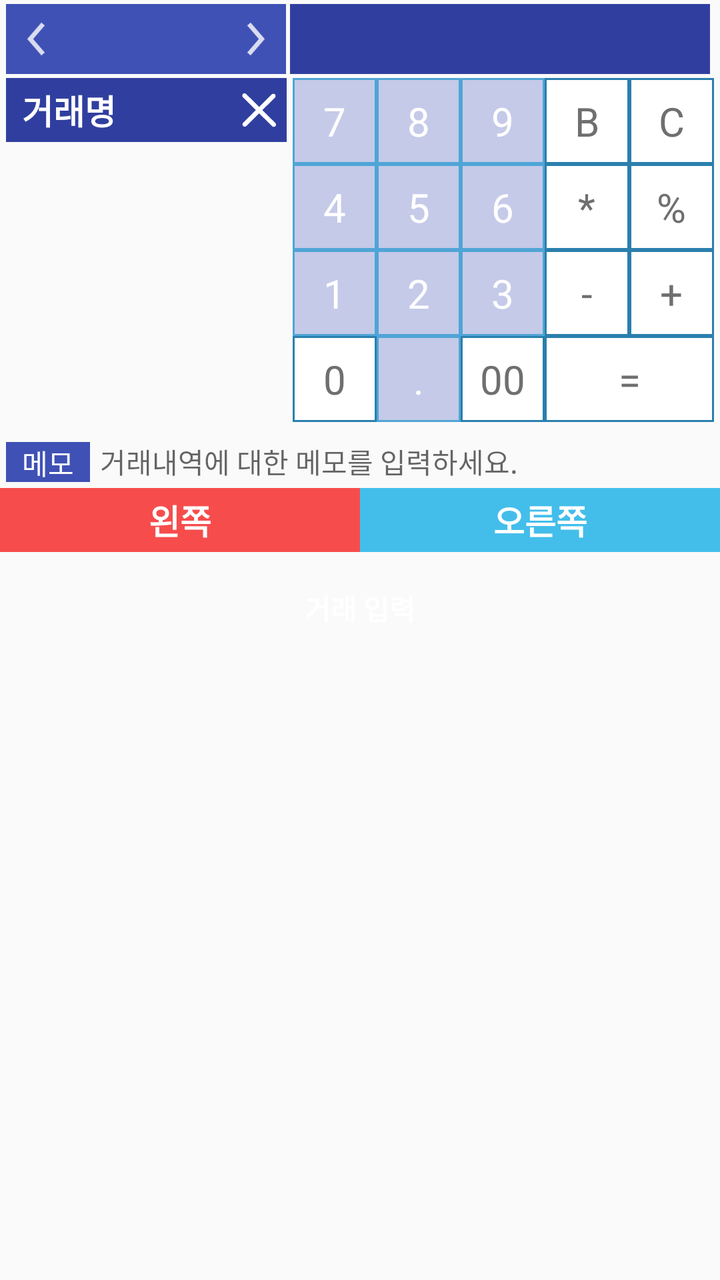
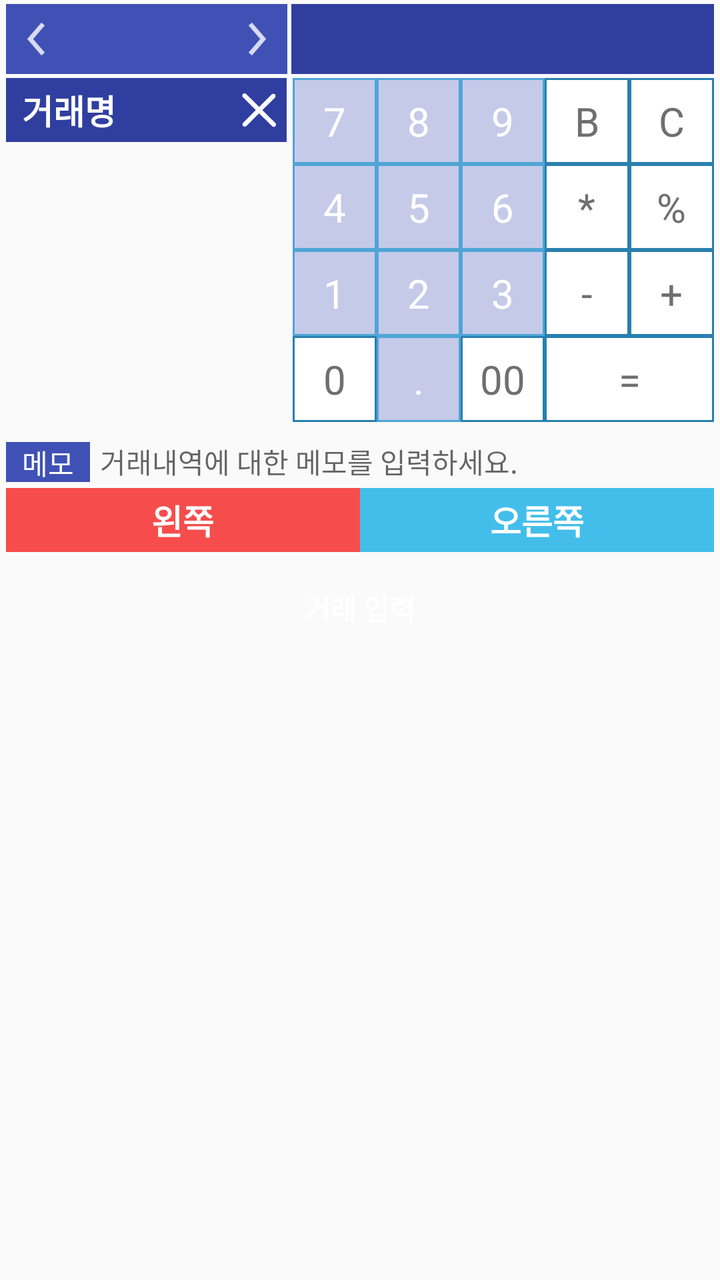

Screens rendered from an Android XML layout before and after an edit, with the pre-edit source and the edit as a unified diff.
<!-- AndroidManifest.xml: application theme AppTheme -->
<!-- res/layout/fragment_transaction_insert_tab.xml -->
<?xml version="1.0" encoding="utf-8"?>
<RelativeLayout xmlns:android="http://schemas.android.com/apk/res/android"
    android:layout_width="match_parent"
    android:layout_height="match_parent"
    android:focusable="true"
    android:focusableInTouchMode="true">

    <LinearLayout
        android:layout_width="match_parent"
        android:layout_height="wrap_content"
        android:layout_marginLeft="3dp"
        android:layout_marginRight="3dp"
        android:id="@+id/insert_up_window"
        android:layout_marginBottom="1dp"
        android:orientation="vertical" >

        <LinearLayout
            android:layout_width="match_parent"
            android:layout_height="35dp"
            android:layout_marginTop="2dp"
            android:orientation="horizontal"
            android:weightSum="1" >

            <RelativeLayout
                android:layout_width="0dp"
                android:layout_height="match_parent"
                android:layout_gravity="center"
                android:layout_weight="0.4"
                android:background="@color/colorPrimary"
                android:gravity="center" >

                <ImageView
                    android:id="@+id/insert_yesterday"
                    android:layout_width="30dp"
                    android:layout_height="match_parent"
                    android:layout_alignParentStart="true"
                    android:layout_centerVertical="true"
                    android:layout_gravity="center"
                    android:contentDescription="@string/na"
                    android:gravity="center"
                    android:paddingBottom="5dp"
                    android:paddingTop="5dp"
                    android:src="@drawable/ic_action_previous_item" />

                <ImageView
                    android:id="@+id/insert_tomorrow"
                    android:layout_width="30dp"
                    android:layout_height="match_parent"
                    android:layout_alignParentEnd="true"
                    android:layout_centerVertical="true"
                    android:layout_gravity="center"
                    android:contentDescription="@string/na"
                    android:gravity="center"
                    android:paddingBottom="5dp"
                    android:paddingTop="5dp"
                    android:src="@drawable/ic_action_next_item" />

                <TextView
                    android:id="@+id/insert_date"
                    android:layout_width="match_parent"
                    android:layout_height="match_parent"
                    android:layout_toStartOf="@id/insert_tomorrow"
                    android:layout_toEndOf="@id/insert_yesterday"
                    android:layout_gravity="center"
                    android:gravity="center"
                    android:textColor="@color/text_white"
                    android:textSize="15sp" />
            </RelativeLayout>

            <TextView
                android:id="@+id/insert_amount"
                android:layout_width="0dp"
                android:layout_height="match_parent"
                android:layout_gravity="end|center_vertical"
                android:layout_marginLeft="2dp"
                android:layout_marginRight="2dp"
                android:layout_weight="0.6"
                android:background="@color/colorPrimaryDark"
                android:gravity="end|center_vertical"
                android:lines="1"
                android:paddingStart="8dp"
                android:paddingRight="8dp"
                android:textColor="@color/text_white"
                android:textScaleX="0.9"
                android:textSize="23sp"
                android:textStyle="bold" />
        </LinearLayout>

        <LinearLayout
            android:layout_width="match_parent"
            android:layout_height="wrap_content"
            android:layout_marginTop="2dp"
            android:baselineAligned="false"
            android:orientation="horizontal"
            android:weightSum="1" >

            <LinearLayout
                android:layout_width="0dp"
                android:layout_height="wrap_content"
                android:layout_weight="0.4"
                android:orientation="vertical" >

                <FrameLayout
                    android:layout_width="fill_parent"
                    android:layout_height="wrap_content"
                    android:layout_gravity="center" >

                    <EditText
                        android:id="@+id/insert_entry_title"
                        android:layout_width="fill_parent"
                        android:layout_height="32dp"
                        android:layout_gravity="start|center_vertical"
                        android:background="@color/colorPrimaryDark"
                        android:gravity="start|center_vertical"
                        android:hint="@string/insert_item_title"
                        android:inputType="text"
                        android:paddingStart="8dp"
                        android:paddingEnd="8dp"
                        android:textColor="@color/text_light_blue"
                        android:textColorHint="@color/text_white"
                        android:textSize="17sp"
                        android:textStyle="bold" />

                    <ImageView
                        android:id="@+id/insert_title_clear"
                        android:layout_height="28dp"
                        android:layout_gravity="end|center_vertical"
                        android:contentDescription="@string/na"
                        android:src="@drawable/close"
                        android:layout_width="28dp"/>
                </FrameLayout>

                <ListView
                    android:id="@+id/insert_frequent_items"
                    android:layout_width="fill_parent"
                    android:layout_height="150dp"/>
            </LinearLayout>

            <LinearLayout
                android:layout_width="0dp"
                android:layout_height="wrap_content"
                android:layout_marginLeft="3dp"
                android:layout_weight="0.6"
                android:orientation="vertical" >

                <TableLayout
                    android:layout_width="match_parent"
                    android:layout_height="match_parent"
                    android:layout_gravity="center"
                    android:gravity="center"
                    android:stretchColumns="1" >

                    <TableRow>

                        <TextView
                            android:id="@+id/insert_pad_7"
                            android:layout_width="0dp"
                            android:layout_height="@dimen/calc_btn_height"
                            android:layout_gravity="center"
                            android:layout_weight="1"
                            android:background="@drawable/button_dark"
                            android:gravity="center"
                            android:text="@string/pad_7"
                            android:textColor="@color/calc_number_btn"
                            android:textSize="20sp" />

                        <TextView
                            android:id="@+id/insert_pad_8"
                            android:layout_width="0dp"
                            android:layout_height="@dimen/calc_btn_height"
                            android:layout_gravity="center"
                            android:layout_weight="1"
                            android:background="@drawable/button_dark"
                            android:gravity="center"
                            android:text="@string/pad_8"
                            android:textColor="@color/calc_number_btn"
                            android:textSize="20sp" />

                        <TextView
                            android:id="@+id/insert_pad_9"
                            android:layout_width="0dp"
                            android:layout_height="@dimen/calc_btn_height"
                            android:layout_gravity="center"
                            android:layout_weight="1"
                            android:background="@drawable/button_dark"
                            android:gravity="center"
                            android:text="@string/pad_9"
                            android:textColor="@color/calc_number_btn"
                            android:textSize="20sp" />

                        <TextView
                            android:id="@+id/insert_pad_back"
                            android:layout_width="0dp"
                            android:layout_height="@dimen/calc_btn_height"
                            android:layout_gravity="center"
                            android:layout_weight="1"
                            android:background="@drawable/button_white"
                            android:gravity="center"
                            android:text="@string/pad_back"
                            android:textColor="@color/calc_func_btn"
                            android:textSize="20sp" />

                        <TextView
                            android:id="@+id/insert_pad_clear"
                            android:layout_width="0dp"
                            android:layout_height="@dimen/calc_btn_height"
                            android:layout_gravity="center"
                            android:layout_weight="1"
                            android:background="@drawable/button_white"
                            android:gravity="center"
                            android:text="@string/pad_clear"
                            android:textColor="@color/calc_func_btn"
                            android:textSize="20sp" />
                    </TableRow>

                    <TableRow>

                        <TextView
                            android:id="@+id/insert_pad_4"
                            android:layout_width="0dp"
                            android:layout_height="@dimen/calc_btn_height"
                            android:layout_gravity="center"
                            android:layout_weight="1"
                            android:background="@drawable/button_dark"
                            android:gravity="center"
                            android:text="@string/pad_4"
                            android:textColor="@color/calc_number_btn"
                            android:textSize="20sp" />

                        <TextView
                            android:id="@+id/insert_pad_5"
                            android:layout_width="0dp"
                            android:layout_height="@dimen/calc_btn_height"
                            android:layout_gravity="center"
                            android:layout_weight="1"
                            android:background="@drawable/button_dark"
                            android:gravity="center"
                            android:text="@string/pad_5"
                            android:textColor="@color/calc_number_btn"
                            android:textSize="20sp" />

                        <TextView
                            android:id="@+id/insert_pad_6"
                            android:layout_width="0dp"
                            android:layout_height="@dimen/calc_btn_height"
                            android:layout_gravity="center"
                            android:layout_weight="1"
                            android:background="@drawable/button_dark"
                            android:gravity="center"
                            android:text="@string/pad_6"
                            android:textColor="@color/calc_number_btn"
                            android:textSize="20sp" />

                        <TextView
                            android:id="@+id/insert_pad_multiply"
                            android:layout_width="0dp"
                            android:layout_height="@dimen/calc_btn_height"
                            android:layout_gravity="center"
                            android:layout_weight="1"
                            android:background="@drawable/button_white"
                            android:gravity="center"
                            android:text="@string/pad_multiply"
                            android:textColor="@color/calc_func_btn"
                            android:textSize="20sp" />

                        <TextView
                            android:id="@+id/insert_pad_divide"
                            android:layout_width="0dp"
                            android:layout_height="@dimen/calc_btn_height"
                            android:layout_gravity="center"
                            android:layout_weight="1"
                            android:background="@drawable/button_white"
                            android:gravity="center"
                            android:text="@string/pad_divide"
                            android:textColor="@color/calc_func_btn"
                            android:textSize="20sp" />
                    </TableRow>

                    <TableRow>

                        <TextView
                            android:id="@+id/insert_pad_1"
                            android:layout_width="0dp"
                            android:layout_height="@dimen/calc_btn_height"
                            android:layout_gravity="center"
                            android:layout_weight="1"
                            android:background="@drawable/button_dark"
                            android:gravity="center"
                            android:text="@string/pad_1"
                            android:textColor="@color/calc_number_btn"
                            android:textSize="20sp" />

                        <TextView
                            android:id="@+id/insert_pad_2"
                            android:layout_width="0dp"
                            android:layout_height="@dimen/calc_btn_height"
                            android:layout_gravity="center"
                            android:layout_weight="1"
                            android:background="@drawable/button_dark"
                            android:gravity="center"
                            android:text="@string/pad_2"
                            android:textColor="@color/calc_number_btn"
                            android:textSize="20sp" />

                        <TextView
                            android:id="@+id/insert_pad_3"
                            android:layout_width="0dp"
                            android:layout_height="@dimen/calc_btn_height"
                            android:layout_gravity="center"
                            android:layout_weight="1"
                            android:background="@drawable/button_dark"
                            android:gravity="center"
                            android:text="@string/pad_3"
                            android:textColor="@color/calc_number_btn"
                            android:textSize="20sp" />

                        <TextView
                            android:id="@+id/insert_pad_minus"
                            android:layout_width="0dp"
                            android:layout_height="@dimen/calc_btn_height"
                            android:layout_gravity="center"
                            android:layout_weight="1"
                            android:background="@drawable/button_white"
                            android:gravity="center"
                            android:text="@string/pad_minus"
                            android:textColor="@color/calc_func_btn"
                            android:textSize="20sp" />

                        <TextView
                            android:id="@+id/insert_pad_plus"
                            android:layout_width="0dp"
                            android:layout_height="@dimen/calc_btn_height"
                            android:layout_gravity="center"
                            android:layout_weight="1"
                            android:background="@drawable/button_white"
                            android:gravity="center"
                            android:text="@string/pad_plus"
                            android:textColor="@color/calc_func_btn"
                            android:textSize="20sp" />
                    </TableRow>

                    <TableRow>

                        <TextView
                            android:id="@+id/insert_pad_10"
                            android:layout_width="0dp"
                            android:layout_height="@dimen/calc_btn_height"
                            android:layout_gravity="center"
                            android:layout_weight="1"
                            android:background="@drawable/button_white"
                            android:gravity="center"
                            android:text="@string/pad_10"
                            android:textColor="@color/calc_func_btn"
                            android:textSize="20sp" />

                        <TextView
                            android:id="@+id/insert_pad_point"
                            android:layout_width="0dp"
                            android:layout_height="@dimen/calc_btn_height"
                            android:layout_gravity="center"
                            android:layout_weight="1"
                            android:background="@drawable/button_dark"
                            android:gravity="center"
                            android:text="@string/pad_point"
                            android:textColor="@color/calc_number_btn"
                            android:textSize="20sp" />

                        <TextView
                            android:id="@+id/insert_pad_100"
                            android:layout_width="0dp"
                            android:layout_height="@dimen/calc_btn_height"
                            android:layout_gravity="center"
                            android:layout_weight="1"
                            android:background="@drawable/button_white"
                            android:gravity="center"
                            android:text="@string/pad_100"
                            android:textColor="@color/calc_func_btn"
                            android:textSize="20sp" />

                        <TextView
                            android:id="@+id/insert_pad_eq"
                            android:layout_width="0dp"
                            android:layout_height="@dimen/calc_btn_height"
                            android:layout_gravity="center"
                            android:layout_span="1"
                            android:layout_weight="2"
                            android:background="@drawable/button_white"
                            android:gravity="center"
                            android:text="@string/pad_eq"
                            android:textColor="@color/calc_func_btn"
                            android:textSize="20sp" />
                    </TableRow>
                </TableLayout>
            </LinearLayout>
        </LinearLayout>

        <LinearLayout
            android:id="@+id/insert_memo_window"
            android:layout_width="match_parent"
            android:layout_height="20dp"
            android:orientation="horizontal">

            <TextView
                android:layout_width="wrap_content"
                android:layout_height="match_parent"
                android:layout_gravity="center"
                android:background="@color/colorPrimary"
                android:gravity="center"
                android:paddingStart="8dp"
                android:paddingRight="8dp"
                android:text="@string/title_memo"
                android:textColor="@color/text_white"
                android:textSize="14sp" />

            <EditText
                android:id="@+id/insert_memo"
                android:layout_width="fill_parent"
                android:layout_height="match_parent"
                android:layout_gravity="bottom"
                android:paddingTop="0dp"
                android:paddingBottom="0dp"
                android:paddingStart="5dp"
                android:paddingEnd="5dp"
                android:hint="@string/description_memo"
                android:maxLength="40"
                android:maxLines="1"
                android:textSize="14sp"
                android:background="@android:color/transparent"
                android:singleLine="true"/>
        </LinearLayout>
    </LinearLayout>

    <LinearLayout
        android:layout_width="match_parent"
        android:layout_height="wrap_content"
        android:layout_below="@id/insert_up_window"
        android:layout_marginBottom="5dp"
        android:layout_marginTop="2dp"
        android:orientation="vertical"
        android:weightSum="1" >

        <LinearLayout
            android:layout_width="match_parent"
            android:layout_height="0dp"
            android:layout_marginBottom="5dp"
            android:layout_weight="0.87"
            android:baselineAligned="false"
            android:orientation="horizontal"
            android:weightSum="1" >

            <LinearLayout
                android:layout_width="wrap_content"
                android:layout_height="wrap_content"
                android:layout_gravity="top|center_horizontal"
                android:layout_weight="0.5"
                android:gravity="top|center_horizontal"
                android:orientation="vertical" >

                <TextView
                    android:id="@+id/insert_category_left_title"
                    android:layout_width="match_parent"
                    android:layout_height="32dp"
                    android:background="@color/text_red"
                    android:gravity="center"
                    android:text="@string/insert_left_accounts"
                    android:padding="2dp"
                    android:textColor="@color/text_white"
                    android:textSize="17sp"
                    android:textStyle="bold" />

                <ExpandableListView
                    android:id="@+id/insert_category_left"
                    android:layout_width="match_parent"
                    android:layout_height="wrap_content"
                    android:layout_marginTop="3dp"
                    android:textSize="20sp" />
            </LinearLayout>

            <LinearLayout
                android:layout_width="wrap_content"
                android:layout_height="wrap_content"
                android:layout_gravity="top|center_horizontal"
                android:layout_weight="0.5"
                android:gravity="top|center_horizontal"
                android:orientation="vertical" >

                <TextView
                    android:id="@+id/insert_category_right_title"
                    android:layout_width="match_parent"
                    android:layout_height="32dp"
                    android:background="@color/text_light_blue"
                    android:gravity="center"
                    android:padding="2dp"
                    android:text="@string/insert_right_accounts"
                    android:textColor="@color/text_white"
                    android:textSize="17sp"
                    android:textStyle="bold" />

                <ExpandableListView
                    android:id="@+id/insert_category_right"
                    android:layout_width="match_parent"
                    android:layout_height="wrap_content"
                    android:layout_marginTop="3dp"
                    android:textSize="20sp" />
            </LinearLayout>
        </LinearLayout>

        <TextView
            android:id="@+id/btn_submit"
            android:layout_width="match_parent"
            android:layout_height="0dp"
            android:minHeight="40dp"
            android:layout_weight="0.13"
            android:gravity="center"
            android:text="@string/mode_entry_insert"
            android:textColor="@color/text_white"
            android:textSize="14sp"
            android:textStyle="bold" />
    </LinearLayout>

    <LinearLayout
        android:id="@+id/ti_update_notification"
        android:layout_width="wrap_content"
        android:layout_height="90dp"
        android:layout_alignParentRight="true"
        android:layout_alignParentTop="true"
        android:layout_gravity="right"
        android:layout_marginLeft="4dp"
        android:layout_marginRight="4dp"
        android:layout_marginTop="4dp"
        android:background="@drawable/input_box_round_2"
        android:orientation="horizontal"
        android:padding="10dp"
        android:visibility="gone" >

        <TextView
            android:id="@+id/ti_list_notification_text"
            android:layout_width="wrap_content"
            android:layout_height="wrap_content"
            android:layout_gravity="center"
            android:layout_marginStart="10dp"
            android:text="@string/insert_new_item"
            android:textColor="@color/text_blue" />

        <ImageView
            android:layout_width="80dp"
            android:layout_height="80dp"
            android:layout_gravity="center_vertical"
            android:contentDescription="@string/na"
            android:gravity="center_vertical"
            android:src="@drawable/waiting" />
    </LinearLayout>

</RelativeLayout>
<!-- resources referenced by this layout -->
<resources>
  <color name="colorPrimary">#3F51B5</color>
  <color name="colorPrimaryDark">#303F9F</color>
  <color name="text_blue">#33B5E5</color>
  <color name="text_light_blue">#43BEEB</color>
  <color name="text_red">#F64D4C</color>
  <color name="text_white">#FFFFFF</color>
  <dimen name="calc_btn_height">43dp</dimen>
  <!-- drawable button_dark (drawable) -->
  <?xml version="1.0" encoding="utf-8"?>
  <shape xmlns:android="http://schemas.android.com/apk/res/android" android:shape="rectangle" >
      <solid android:color="@color/colorPrimaryLight" />
      <stroke android:width="1dip" android:color="#4fa5d5"/>
  </shape>
  <!-- drawable button_white (drawable) -->
  <?xml version="1.0" encoding="utf-8"?>
  <shape xmlns:android="http://schemas.android.com/apk/res/android" android:shape="rectangle" >
      <solid android:color="@color/text_white" />
      <stroke android:width="1dip" android:color="#2a7fae"/>
  </shape>
  <!-- drawable close: png bitmap (drawable, 3419 bytes) -->
  <!-- drawable ic_action_next_item: png bitmap (drawable, 861 bytes) -->
  <!-- drawable ic_action_previous_item: png bitmap (drawable, 886 bytes) -->
  <!-- drawable input_box_round_2: png bitmap (drawable, 4422 bytes) -->
  <!-- drawable waiting: png bitmap (drawable, 4993 bytes) -->
  <string name="description_memo">거래내역에 대한 메모를 입력하세요.</string>
  <string name="insert_item_title">거래명</string>
  <string name="insert_left_accounts">왼쪽</string>
  <string name="insert_new_item">새로운 거래내역을 추가 합니다.</string>
  <string name="insert_right_accounts">오른쪽</string>
  <string name="mode_entry_insert">거래 입력</string>
  <string name="na">" "</string>
  <string name="pad_1">1</string>
  <string name="pad_10">0</string>
  <string name="pad_100">00</string>
  <string name="pad_2">2</string>
  <string name="pad_3">3</string>
  <string name="pad_4">4</string>
  <string name="pad_5">5</string>
  <string name="pad_6">6</string>
  <string name="pad_7">7</string>
  <string name="pad_8">8</string>
  <string name="pad_9">9</string>
  <string name="pad_back">B</string>
  <string name="pad_clear">C</string>
  <string name="pad_divide">%</string>
  <string name="pad_eq">=</string>
  <string name="pad_minus">-</string>
  <string name="pad_multiply">*</string>
  <string name="pad_plus">+</string>
  <string name="pad_point">.</string>
  <string name="title_memo">메모</string>
  <style name="AppTheme" parent="Theme.AppCompat.Light.DarkActionBar">
          
          <item name="colorPrimary">@color/colorPrimary</item>
          <item name="colorPrimaryDark">@color/colorPrimaryDark</item>
          <item name="colorAccent">@color/colorAccent</item>
          <item name="windowActionBar">false</item>
          <item name="windowNoTitle">true</item>
          <item name="preferenceTheme">@style/PreferenceThemeOverlay</item>
      </style>
  <color name="colorPrimaryLight">#C5CAE9</color>
  <color name="colorAccent">#03A9F4</color>
</resources>

<!-- the commit's change to res/layout/fragment_transaction_insert_tab.xml (unified diff, before → after) -->
@@ -3,13 +3,13 @@
     android:layout_width="match_parent"
     android:layout_height="match_parent"
     android:focusable="true"
-    android:focusableInTouchMode="true">
+    android:focusableInTouchMode="true"
+    android:paddingLeft="3dp"
+    android:paddingRight="3dp">
 
     <LinearLayout
         android:layout_width="match_parent"
         android:layout_height="wrap_content"
-        android:layout_marginLeft="3dp"
-        android:layout_marginRight="3dp"
         android:id="@+id/insert_up_window"
         android:layout_marginBottom="1dp"
         android:orientation="vertical" >
@@ -73,7 +73,6 @@
                 android:layout_height="match_parent"
                 android:layout_gravity="end|center_vertical"
                 android:layout_marginLeft="2dp"
-                android:layout_marginRight="2dp"
                 android:layout_weight="0.6"
                 android:background="@color/colorPrimaryDark"
                 android:gravity="end|center_vertical"
